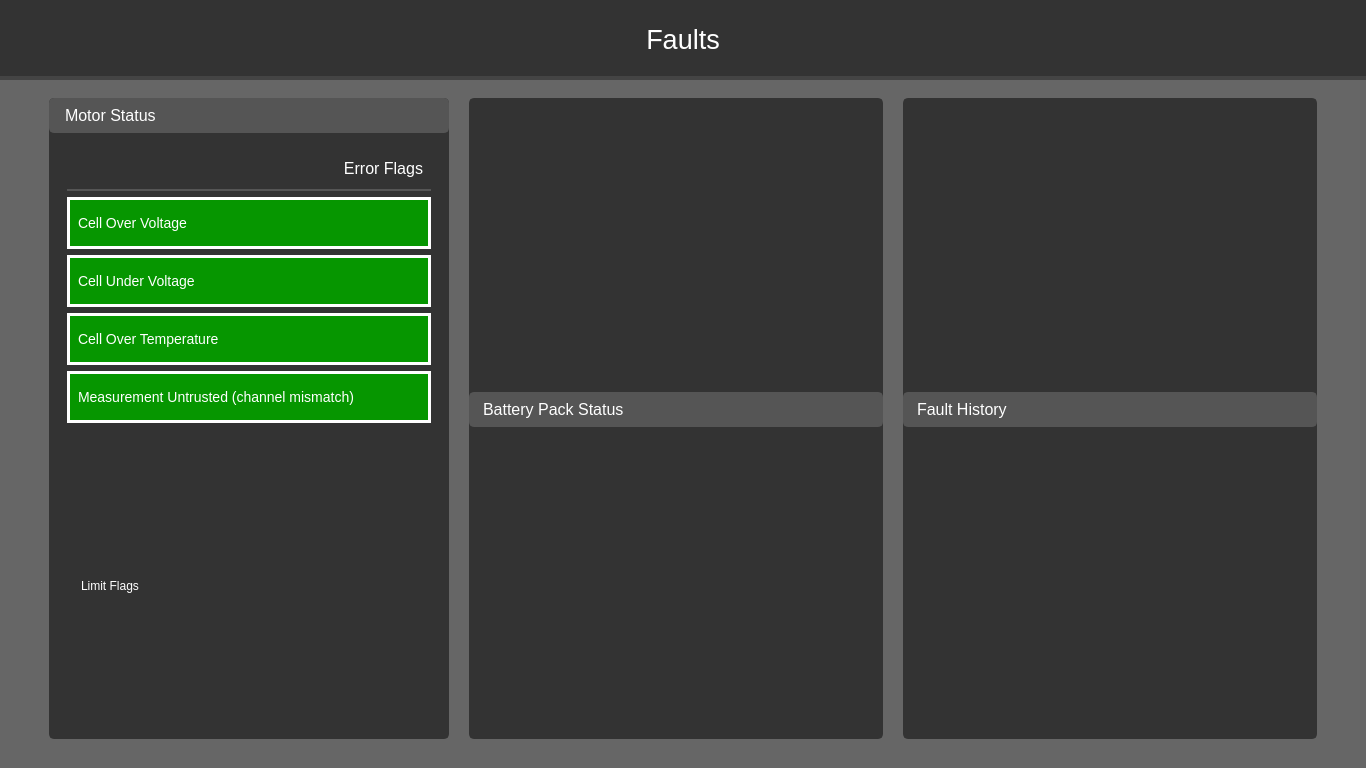
First picture: the form in faults.ui, repository UCSolarCarTeam/Delta-Desktop-Client-Telemetry, before the edit.
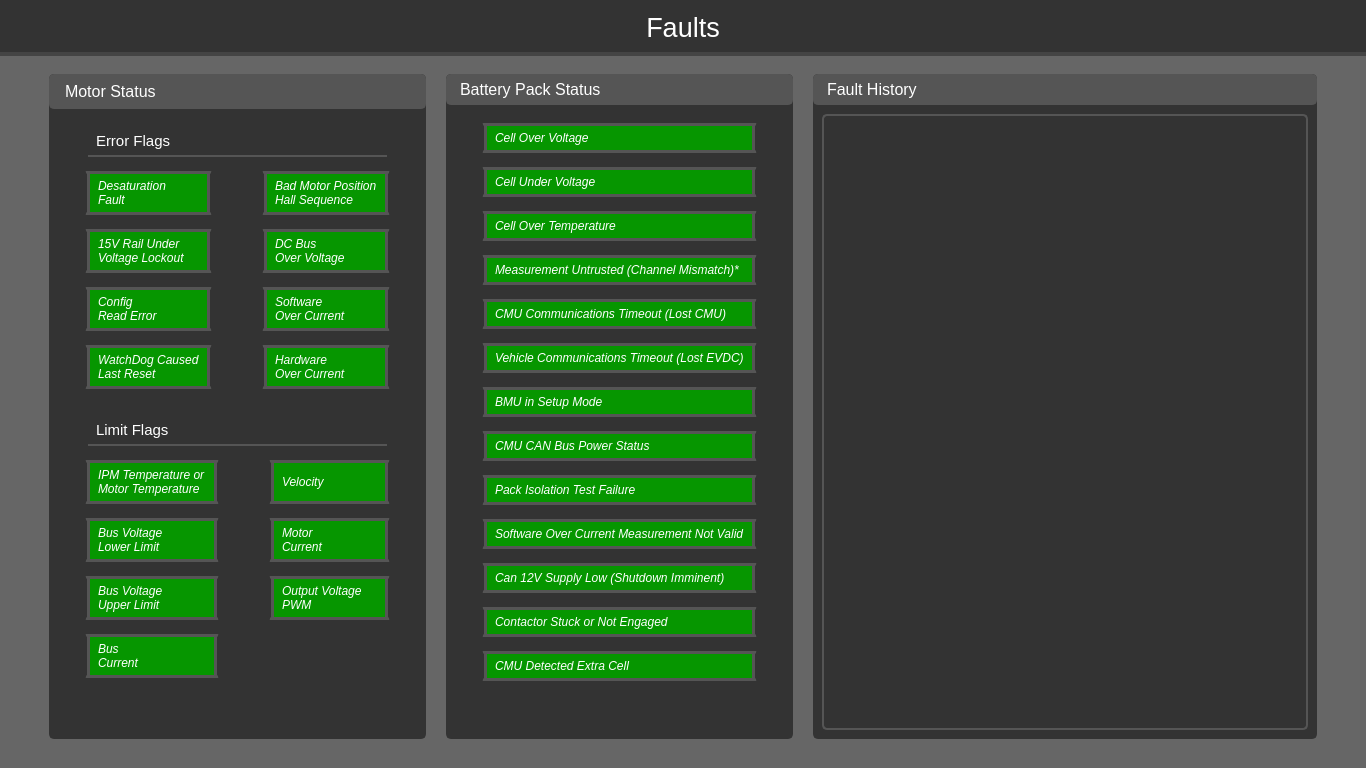
Second picture: the form after the edit. Icons and pictures are not drawn.

Commit message: added fault windows and browser window, fault history notes in fault.txt

Diff of the .ui file:
```diff
--- a/faults.ui
+++ b/faults.ui
@@ -223,7 +223,7 @@
            </widget>
           </item>
           <item>
-           <layout class="QGridLayout" name="batteryContentLayout" rowstretch="0">
+           <layout class="QGridLayout" name="batteryContentLayout" rowstretch="0,0">
             <property name="leftMargin">
              <number>9</number>
             </property>
@@ -239,6 +239,153 @@
             <property name="verticalSpacing">
              <number>9</number>
             </property>
+            <item row="0" column="0">
+             <widget class="QWidget" name="motorErrorFlags" native="true">
+              <property name="styleSheet">
+               <string notr="true">QLabel {
+	border: 3px solid rgb(85, 85, 85);
+	background: rgb(6, 150, 0);
+	padding: 5px;
+	border-radius: 1px;
+	qproperty-alignment: AlignCenter;
+	font-size: 12px;
+	margin-left: 20px;	
+	margin-right: 20px;
+	font: italic;
+}</string>
+              </property>
+              <layout class="QGridLayout" name="gridLayout">
+               <property name="spacing">
+                <number>14</number>
+               </property>
+               <item row="4" column="0">
+                <widget class="QLabel" name="label_7">
+                 <property name="text">
+                  <string>&lt;html&gt;&lt;head/&gt;&lt;body&gt;&lt;p&gt;CMU Communications Timeout (Lost CMU)&lt;/p&gt;&lt;/body&gt;&lt;/html&gt;</string>
+                 </property>
+                 <property name="textFormat">
+                  <enum>Qt::RichText</enum>
+                 </property>
+                </widget>
+               </item>
+               <item row="0" column="0">
+                <widget class="QLabel" name="label_3">
+                 <property name="text">
+                  <string>Cell Over Voltage</string>
+                 </property>
+                </widget>
+               </item>
+               <item row="6" column="0">
+                <widget class="QLabel" name="label_8">
+                 <property name="text">
+                  <string>BMU in Setup Mode</string>
+                 </property>
+                </widget>
+               </item>
+               <item row="2" column="0">
+                <widget class="QLabel" name="label_5">
+                 <property name="text">
+                  <string>Cell Over Temperature</string>
+                 </property>
+                </widget>
+               </item>
+               <item row="10" column="0">
+                <widget class="QLabel" name="label_14">
+                 <property name="text">
+                  <string>&lt;html&gt;&lt;head/&gt;&lt;body&gt;&lt;p&gt;Software Over Current Measurement Not Valid&lt;/p&gt;&lt;/body&gt;&lt;/html&gt;</string>
+                 </property>
+                 <property name="textFormat">
+                  <enum>Qt::RichText</enum>
+                 </property>
+                </widget>
+               </item>
+               <item row="1" column="0">
+                <widget class="QLabel" name="label_4">
+                 <property name="text">
+                  <string>Cell Under Voltage</string>
+                 </property>
+                </widget>
+               </item>
+               <item row="11" column="0">
+                <widget class="QLabel" name="label_12">
+                 <property name="text">
+                  <string>&lt;html&gt;&lt;head/&gt;&lt;body&gt;&lt;p&gt;Can 12V Supply Low (Shutdown Imminent)&lt;/p&gt;&lt;/body&gt;&lt;/html&gt;</string>
+                 </property>
+                 <property name="textFormat">
+                  <enum>Qt::RichText</enum>
+                 </property>
+                </widget>
+               </item>
+               <item row="5" column="0">
+                <widget class="QLabel" name="label_10">
+                 <property name="text">
+                  <string>&lt;html&gt;&lt;head/&gt;&lt;body&gt;&lt;p&gt;Vehicle Communications Timeout (Lost EVDC)&lt;/p&gt;&lt;/body&gt;&lt;/html&gt;</string>
+                 </property>
+                 <property name="textFormat">
+                  <enum>Qt::RichText</enum>
+                 </property>
+                </widget>
+               </item>
+               <item row="8" column="0">
+                <widget class="QLabel" name="label_15">
+                 <property name="text">
+                  <string>Pack Isolation Test Failure</string>
+                 </property>
+                </widget>
+               </item>
+               <item row="12" column="0">
+                <widget class="QLabel" name="label_11">
+                 <property name="text">
+                  <string>&lt;html&gt;&lt;head/&gt;&lt;body&gt;&lt;p&gt;Contactor Stuck or Not Engaged&lt;/p&gt;&lt;/body&gt;&lt;/html&gt;</string>
+                 </property>
+                 <property name="textFormat">
+                  <enum>Qt::RichText</enum>
+                 </property>
+                </widget>
+               </item>
+               <item row="7" column="0">
+                <widget class="QLabel" name="label_13">
+                 <property name="text">
+                  <string>&lt;html&gt;&lt;head/&gt;&lt;body&gt;&lt;p&gt;CMU CAN Bus Power Status&lt;/p&gt;&lt;/body&gt;&lt;/html&gt;</string>
+                 </property>
+                 <property name="textFormat">
+                  <enum>Qt::RichText</enum>
+                 </property>
+                </widget>
+               </item>
+               <item row="3" column="0">
+                <widget class="QLabel" name="label_6">
+                 <property name="text">
+                  <string>&lt;html&gt;&lt;head/&gt;&lt;body&gt;&lt;p&gt;Measurement Untrusted (Channel Mismatch)*&lt;/p&gt;&lt;/body&gt;&lt;/html&gt;</string>
+                 </property>
+                 <property name="textFormat">
+                  <enum>Qt::RichText</enum>
+                 </property>
+                </widget>
+               </item>
+               <item row="13" column="0">
+                <widget class="QLabel" name="label_9">
+                 <property name="text">
+                  <string>&lt;html&gt;&lt;head/&gt;&lt;body&gt;&lt;p&gt;CMU Detected Extra Cell&lt;/p&gt;&lt;/body&gt;&lt;/html&gt;</string>
+                 </property>
+                </widget>
+               </item>
+              </layout>
+             </widget>
+            </item>
+            <item row="1" column="0">
+             <spacer name="verticalSpacer_2">
+              <property name="orientation">
+               <enum>Qt::Vertical</enum>
+              </property>
+              <property name="sizeHint" stdset="0">
+               <size>
+                <width>20</width>
+                <height>40</height>
+               </size>
+              </property>
+             </spacer>
+            </item>
            </layout>
           </item>
          </layout>
@@ -338,6 +485,13 @@
             <property name="verticalSpacing">
              <number>9</number>
             </property>
+            <item row="0" column="0">
+             <widget class="QTextBrowser" name="textBrowser">
+              <property name="styleSheet">
+               <string notr="true">border: 2px solid rgb(85, 85, 85);</string>
+              </property>
+             </widget>
+            </item>
            </layout>
           </item>
          </layout>
@@ -447,79 +601,235 @@
             <property name="spacing">
              <number>9</number>
             </property>
-            <item row="0" column="0">
-             <widget class="QWidget" name="motorErrorFlags" native="true">
+            <item row="1" column="0">
+             <widget class="QWidget" name="motorLimitFlags" native="true">
               <property name="styleSheet">
                <string notr="true">QLabel {
-	border: 3px solid rgb(255, 255, 255);
+	border: 3px solid rgb(85, 85, 85);
 	background: rgb(6, 150, 0);
 	padding: 5px;
-	border-radius: 0px;
+	border-radius: 1px;
 	qproperty-alignment: AlignCenter;
-	font-size: 14px;
+	font-size: 12px;
+	margin-left: 20px;	
+	margin-right: 20px;
+	font: italic;
 }</string>
               </property>
-              <layout class="QVBoxLayout" name="verticalLayout">
-               <item>
+              <layout class="QGridLayout" name="gridLayout_2">
+               <property name="spacing">
+                <number>14</number>
+               </property>
+               <item row="1" column="0">
                 <widget class="QLabel" name="label">
-                 <property name="maximumSize">
+                 <property name="text">
+                  <string>&lt;html&gt;&lt;head/&gt;&lt;body&gt;&lt;p&gt;IPM Temperature or&lt;br/&gt;Motor Temperature&lt;/p&gt;&lt;/body&gt;&lt;/html&gt;</string>
+                 </property>
+                 <property name="textFormat">
+                  <enum>Qt::RichText</enum>
+                 </property>
+                </widget>
+               </item>
+               <item row="0" column="0" colspan="2">
+                <widget class="QLabel" name="label_2">
+                 <property name="styleSheet">
+                  <string notr="true">background: none;
+border: none;
+border-bottom: 2px solid rgb(85,85,85);
+font: normal;
+font-size: 15px;</string>
+                 </property>
+                 <property name="text">
+                  <string>Limit Flags</string>
+                 </property>
+                </widget>
+               </item>
+               <item row="3" column="0">
+                <widget class="QLabel" name="label_27">
+                 <property name="text">
+                  <string>&lt;html&gt;&lt;head/&gt;&lt;body&gt;&lt;p&gt;Bus Voltage&lt;br/&gt;Upper Limit&lt;/p&gt;&lt;/body&gt;&lt;/html&gt;</string>
+                 </property>
+                 <property name="textFormat">
+                  <enum>Qt::RichText</enum>
+                 </property>
+                </widget>
+               </item>
+               <item row="5" column="0">
+                <spacer name="verticalSpacer">
+                 <property name="orientation">
+                  <enum>Qt::Vertical</enum>
+                 </property>
+                 <property name="sizeHint" stdset="0">
                   <size>
-                   <width>16777215</width>
+                   <width>20</width>
                    <height>40</height>
                   </size>
                  </property>
-                 <property name="styleSheet">
-                  <string notr="true">border: none; 
-background: none;
-border-bottom: 2px solid rgb(85, 85, 85);
- </string>
-                 </property>
+                </spacer>
+               </item>
+               <item row="2" column="1">
+                <widget class="QLabel" name="label_28">
                  <property name="text">
-                  <string>&lt;html&gt;&lt;head/&gt;&lt;body&gt;&lt;p&gt;&lt;span style=&quot; font-size:12pt;&quot;&gt;Error Flags&lt;/span&gt;&lt;/p&gt;&lt;/body&gt;&lt;/html&gt;</string>
+                  <string>&lt;html&gt;&lt;head/&gt;&lt;body&gt;&lt;p&gt;Motor&lt;br/&gt;Current&lt;/p&gt;&lt;/body&gt;&lt;/html&gt;</string>
                  </property>
-                 <property name="alignment">
-                  <set>Qt::AlignRight|Qt::AlignTop|Qt::AlignTrailing</set>
+                 <property name="textFormat">
+                  <enum>Qt::RichText</enum>
                  </property>
                 </widget>
                </item>
-               <item>
-                <widget class="QLabel" name="label_3">
+               <item row="2" column="0">
+                <widget class="QLabel" name="label_16">
                  <property name="text">
-                  <string>Cell Over Voltage</string>
+                  <string>&lt;html&gt;&lt;head/&gt;&lt;body&gt;&lt;p&gt;Bus Voltage&lt;br/&gt;Lower Limit&lt;/p&gt;&lt;/body&gt;&lt;/html&gt;</string>
                  </property>
+                 <property name="textFormat">
+                  <enum>Qt::RichText</enum>
+                 </property>
                 </widget>
                </item>
-               <item>
-                <widget class="QLabel" name="label_4">
+               <item row="3" column="1">
+                <widget class="QLabel" name="label_29">
                  <property name="text">
-                  <string>Cell Under Voltage</string>
+                  <string>&lt;html&gt;&lt;head/&gt;&lt;body&gt;&lt;p&gt;Output Voltage&lt;br/&gt;PWM&lt;/p&gt;&lt;/body&gt;&lt;/html&gt;</string>
                  </property>
+                 <property name="textFormat">
+                  <enum>Qt::RichText</enum>
+                 </property>
                 </widget>
                </item>
-               <item>
-                <widget class="QLabel" name="label_5">
+               <item row="4" column="0">
+                <widget class="QLabel" name="label_30">
                  <property name="text">
-                  <string>Cell Over Temperature</string>
+                  <string>&lt;html&gt;&lt;head/&gt;&lt;body&gt;&lt;p&gt;Bus &lt;br/&gt;Current&lt;/p&gt;&lt;/body&gt;&lt;/html&gt;</string>
                  </property>
+                 <property name="textFormat">
+                  <enum>Qt::RichText</enum>
+                 </property>
                 </widget>
                </item>
-               <item>
-                <widget class="QLabel" name="label_6">
+               <item row="1" column="1">
+                <widget class="QLabel" name="label_20">
                  <property name="text">
-                  <string>Measurement Untrusted (channel mismatch)</string>
+                  <string>&lt;html&gt;&lt;head/&gt;&lt;body&gt;&lt;p&gt;Velocity&lt;/p&gt;&lt;/body&gt;&lt;/html&gt;</string>
+                 </property>
+                 <property name="textFormat">
+                  <enum>Qt::RichText</enum>
                  </property>
                 </widget>
                </item>
               </layout>
              </widget>
             </item>
-            <item row="1" column="0">
-             <widget class="QWidget" name="motorLimitFlags" native="true">
-              <layout class="QVBoxLayout" name="verticalLayout_5">
-               <item>
-                <widget class="QLabel" name="label_2">
+            <item row="0" column="0">
+             <widget class="QWidget" name="widget" native="true">
+              <property name="styleSheet">
+               <string notr="true">QLabel {
+	border: 3px solid rgb(85, 85, 85);
+	background: rgb(6, 150, 0);
+	padding: 5px;
+	border-radius: 1px;
+	qproperty-alignment: AlignCenter;
+	font-size: 12px;
+	margin-left: 20px;	
+	margin-right: 20px;
+	font: italic;
+}</string>
+              </property>
+              <layout class="QGridLayout" name="gridLayout_4">
+               <property name="spacing">
+                <number>14</number>
+               </property>
+               <item row="1" column="0">
+                <widget class="QLabel" name="label_18">
                  <property name="text">
-                  <string>Limit Flags</string>
+                  <string>&lt;html&gt;&lt;head/&gt;&lt;body&gt;&lt;p&gt;Desaturation&lt;br/&gt;Fault&lt;/p&gt;&lt;/body&gt;&lt;/html&gt;</string>
+                 </property>
+                 <property name="textFormat">
+                  <enum>Qt::RichText</enum>
+                 </property>
+                </widget>
+               </item>
+               <item row="1" column="1">
+                <widget class="QLabel" name="label_21">
+                 <property name="text">
+                  <string>&lt;html&gt;&lt;head/&gt;&lt;body&gt;&lt;p&gt;Bad Motor Position &lt;br/&gt;Hall Sequence&lt;/p&gt;&lt;/body&gt;&lt;/html&gt;</string>
+                 </property>
+                 <property name="textFormat">
+                  <enum>Qt::RichText</enum>
+                 </property>
+                </widget>
+               </item>
+               <item row="2" column="0">
+                <widget class="QLabel" name="label_19">
+                 <property name="text">
+                  <string>&lt;html&gt;&lt;head/&gt;&lt;body&gt;&lt;p&gt;15V Rail Under&lt;br/&gt;Voltage Lockout&lt;/p&gt;&lt;/body&gt;&lt;/html&gt;</string>
+                 </property>
+                 <property name="textFormat">
+                  <enum>Qt::RichText</enum>
+                 </property>
+                </widget>
+               </item>
+               <item row="0" column="0" colspan="2">
+                <widget class="QLabel" name="label_17">
+                 <property name="styleSheet">
+                  <string notr="true">background: none;
+border: none;
+border-bottom: 2px solid rgb(85,85,85);
+font: normal;
+font-size: 15px;</string>
+                 </property>
+                 <property name="text">
+                  <string>Error Flags</string>
+                 </property>
+                </widget>
+               </item>
+               <item row="3" column="0">
+                <widget class="QLabel" name="label_22">
+                 <property name="text">
+                  <string>&lt;html&gt;&lt;head/&gt;&lt;body&gt;&lt;p&gt;Config &lt;br/&gt;Read Error&lt;/p&gt;&lt;/body&gt;&lt;/html&gt;</string>
+                 </property>
+                 <property name="textFormat">
+                  <enum>Qt::RichText</enum>
+                 </property>
+                </widget>
+               </item>
+               <item row="4" column="0">
+                <widget class="QLabel" name="label_23">
+                 <property name="text">
+                  <string>&lt;html&gt;&lt;head/&gt;&lt;body&gt;&lt;p&gt;WatchDog Caused&lt;br/&gt;Last Reset&lt;/p&gt;&lt;/body&gt;&lt;/html&gt;</string>
+                 </property>
+                 <property name="textFormat">
+                  <enum>Qt::RichText</enum>
+                 </property>
+                </widget>
+               </item>
+               <item row="2" column="1">
+                <widget class="QLabel" name="label_24">
+                 <property name="text">
+                  <string>&lt;html&gt;&lt;head/&gt;&lt;body&gt;&lt;p&gt;DC Bus &lt;br/&gt;Over Voltage&lt;/p&gt;&lt;/body&gt;&lt;/html&gt;</string>
+                 </property>
+                 <property name="textFormat">
+                  <enum>Qt::RichText</enum>
+                 </property>
+                </widget>
+               </item>
+               <item row="3" column="1">
+                <widget class="QLabel" name="label_25">
+                 <property name="text">
+                  <string>&lt;html&gt;&lt;head/&gt;&lt;body&gt;&lt;p&gt;Software&lt;br/&gt;Over Current&lt;/p&gt;&lt;/body&gt;&lt;/html&gt;</string>
+                 </property>
+                 <property name="textFormat">
+                  <enum>Qt::RichText</enum>
+                 </property>
+                </widget>
+               </item>
+               <item row="4" column="1">
+                <widget class="QLabel" name="label_26">
+                 <property name="text">
+                  <string>&lt;html&gt;&lt;head/&gt;&lt;body&gt;&lt;p&gt;Hardware &lt;br/&gt;Over Current&lt;/p&gt;&lt;/body&gt;&lt;/html&gt;</string>
+                 </property>
+                 <property name="textFormat">
+                  <enum>Qt::RichText</enum>
                  </property>
                 </widget>
                </item>
```
The commit also changes 2 other files.
